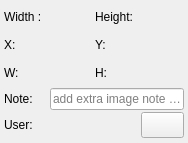
The window that zlabel/resources/ui/dock_info.ui (ZhengGroupLZU/ZLabel) describes before a commit, drawn with Qt 5.
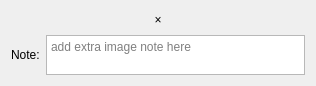
The same window after the commit. Icons and pictures are not drawn.

The edit to the form file:
```diff
--- a/zlabel/resources/ui/dock_info.ui
+++ b/zlabel/resources/ui/dock_info.ui
@@ -6,8 +6,8 @@
    <rect>
     <x>0</x>
     <y>0</y>
-    <width>188</width>
-    <height>143</height>
+    <width>316</width>
+    <height>86</height>
    </rect>
   </property>
   <property name="sizePolicy">
@@ -19,131 +19,22 @@
   <property name="windowTitle">
    <string>DockInfo</string>
   </property>
-  <layout class="QGridLayout" name="gridLayout_2">
-   <property name="leftMargin">
-    <number>2</number>
-   </property>
-   <property name="topMargin">
-    <number>2</number>
-   </property>
-   <property name="rightMargin">
-    <number>2</number>
-   </property>
-   <property name="bottomMargin">
-    <number>2</number>
-   </property>
-   <property name="spacing">
-    <number>2</number>
-   </property>
-   <item row="0" column="0">
     <layout class="QGridLayout" name="gridLayout">
-     <property name="leftMargin">
-      <number>2</number>
-     </property>
-     <property name="topMargin">
-      <number>2</number>
-     </property>
-     <property name="rightMargin">
-      <number>2</number>
-     </property>
-     <property name="bottomMargin">
-      <number>3</number>
-     </property>
-     <item row="1" column="0">
-      <widget class="QLabel" name="label_4">
-       <property name="sizePolicy">
-        <sizepolicy hsizetype="Minimum" vsizetype="Preferred">
-         <horstretch>0</horstretch>
-         <verstretch>0</verstretch>
-        </sizepolicy>
-       </property>
-       <property name="text">
-        <string>X:</string>
-       </property>
-      </widget>
-     </item>
-     <item row="2" column="3">
-      <widget class="QLabel" name="label_anno_h">
-       <property name="text">
-        <string/>
-       </property>
-      </widget>
-     </item>
-     <item row="2" column="1">
-      <widget class="QLabel" name="label_anno_w">
-       <property name="text">
-        <string/>
-       </property>
-      </widget>
-     </item>
-     <item row="4" column="0">
-      <widget class="QLabel" name="label_3">
-       <property name="sizePolicy">
-        <sizepolicy hsizetype="Minimum" vsizetype="Preferred">
-         <horstretch>0</horstretch>
-         <verstretch>0</verstretch>
-        </sizepolicy>
-       </property>
-       <property name="text">
-        <string>User:</string>
-       </property>
-      </widget>
-     </item>
-     <item row="0" column="1">
+   <item row="0" column="0">
+    <layout class="QVBoxLayout" name="verticalLayout">
+     <item>
+      <layout class="QHBoxLayout" name="horizontalLayout">
+       <item>
       <widget class="QLabel" name="label_img_width">
        <property name="text">
         <string/>
        </property>
-      </widget>
-     </item>
-     <item row="1" column="3">
-      <widget class="QLabel" name="label_anno_y">
-       <property name="text">
-        <string/>
+         <property name="alignment">
+          <set>Qt::AlignmentFlag::AlignRight|Qt::AlignmentFlag::AlignTrailing|Qt::AlignmentFlag::AlignVCenter</set>
        </property>
       </widget>
      </item>
-     <item row="2" column="2">
-      <widget class="QLabel" name="label_8">
-       <property name="minimumSize">
-        <size>
-         <width>0</width>
-         <height>0</height>
-        </size>
-       </property>
-       <property name="text">
-        <string>H:</string>
-       </property>
-      </widget>
-     </item>
-     <item row="1" column="2">
-      <widget class="QLabel" name="label_6">
-       <property name="minimumSize">
-        <size>
-         <width>0</width>
-         <height>0</height>
-        </size>
-       </property>
-       <property name="text">
-        <string>Y:</string>
-       </property>
-      </widget>
-     </item>
-     <item row="1" column="1">
-      <widget class="QLabel" name="label_anno_x">
-       <property name="text">
-        <string/>
-       </property>
-      </widget>
-     </item>
-     <item row="0" column="3">
-      <widget class="QLabel" name="label_img_height">
-       <property name="text">
-        <string/>
-       </property>
-      </widget>
-     </item>
-     <item row="0" column="0">
+       <item>
       <widget class="QLabel" name="label">
        <property name="sizePolicy">
         <sizepolicy hsizetype="Minimum" vsizetype="Preferred">
@@ -151,12 +42,32 @@
          <verstretch>0</verstretch>
         </sizepolicy>
        </property>
+         <property name="maximumSize">
+          <size>
+           <width>10</width>
+           <height>16777215</height>
+          </size>
+         </property>
        <property name="text">
-        <string>Width :</string>
-       </property>
-      </widget>
-     </item>
-     <item row="3" column="0">
+          <string>×</string>
+         </property>
+         <property name="alignment">
+          <set>Qt::AlignmentFlag::AlignCenter</set>
+         </property>
+        </widget>
+       </item>
+       <item>
+        <widget class="QLabel" name="label_img_height">
+         <property name="text">
+          <string/>
+         </property>
+        </widget>
+       </item>
+      </layout>
+     </item>
+     <item>
+      <layout class="QHBoxLayout" name="horizontalLayout_2">
+       <item>
       <widget class="QLabel" name="label_5">
        <property name="sizePolicy">
         <sizepolicy hsizetype="Minimum" vsizetype="Preferred">
@@ -169,55 +80,24 @@
        </property>
       </widget>
      </item>
-     <item row="0" column="2">
-      <widget class="QLabel" name="label_2">
+       <item>
+        <widget class="QPlainTextEdit" name="ledit_anno_note">
+         <property name="sizePolicy">
+          <sizepolicy hsizetype="MinimumExpanding" vsizetype="Fixed">
+           <horstretch>0</horstretch>
+           <verstretch>0</verstretch>
+          </sizepolicy>
+         </property>
        <property name="minimumSize">
         <size>
          <width>0</width>
-         <height>0</height>
-        </size>
-       </property>
-       <property name="text">
-        <string>Height:</string>
-       </property>
-      </widget>
-     </item>
-     <item row="2" column="0">
-      <widget class="QLabel" name="label_7">
-       <property name="sizePolicy">
-        <sizepolicy hsizetype="Minimum" vsizetype="Preferred">
-         <horstretch>0</horstretch>
-         <verstretch>0</verstretch>
-        </sizepolicy>
-       </property>
-       <property name="text">
-        <string>W:</string>
-       </property>
-      </widget>
-     </item>
-     <item row="4" column="3">
-      <widget class="QPushButton" name="btn_delete_anno">
-       <property name="sizePolicy">
-        <sizepolicy hsizetype="Minimum" vsizetype="Minimum">
-         <horstretch>0</horstretch>
-         <verstretch>0</verstretch>
-        </sizepolicy>
-       </property>
-       <property name="text">
-        <string/>
-       </property>
-       <property name="icon">
-        <iconset resource="../icons.qrc">
-         <normaloff>:/icon/icons/delete-3.svg</normaloff>:/icon/icons/delete-3.svg</iconset>
-       </property>
-      </widget>
-     </item>
-     <item row="3" column="1" colspan="3">
-      <widget class="QLineEdit" name="ledit_anno_note">
-       <property name="minimumSize">
+           <height>40</height>
+          </size>
+         </property>
+         <property name="maximumSize">
         <size>
-         <width>0</width>
-         <height>0</height>
+           <width>16777215</width>
+           <height>40</height>
         </size>
        </property>
        <property name="placeholderText">
@@ -225,12 +105,7 @@
        </property>
       </widget>
      </item>
-     <item row="4" column="1" colspan="2">
-      <widget class="QLabel" name="label_username">
-       <property name="text">
-        <string/>
-       </property>
-      </widget>
+      </layout>
      </item>
     </layout>
    </item>
```
Lines whose indentation alone changed are shown as unchanged.
